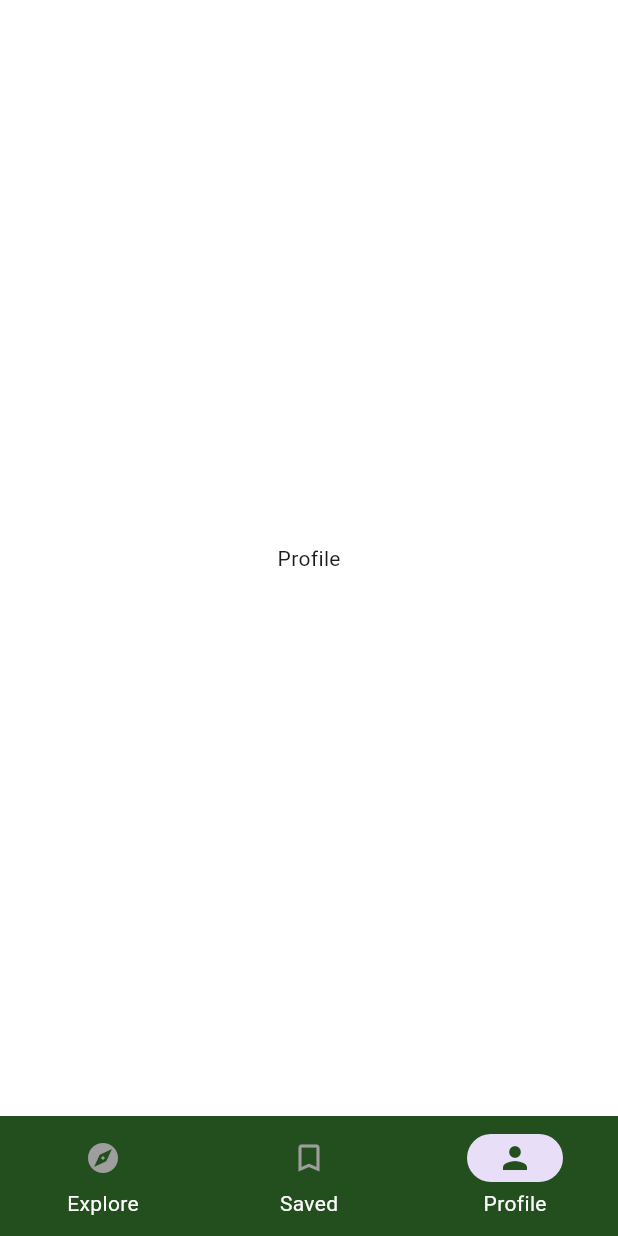
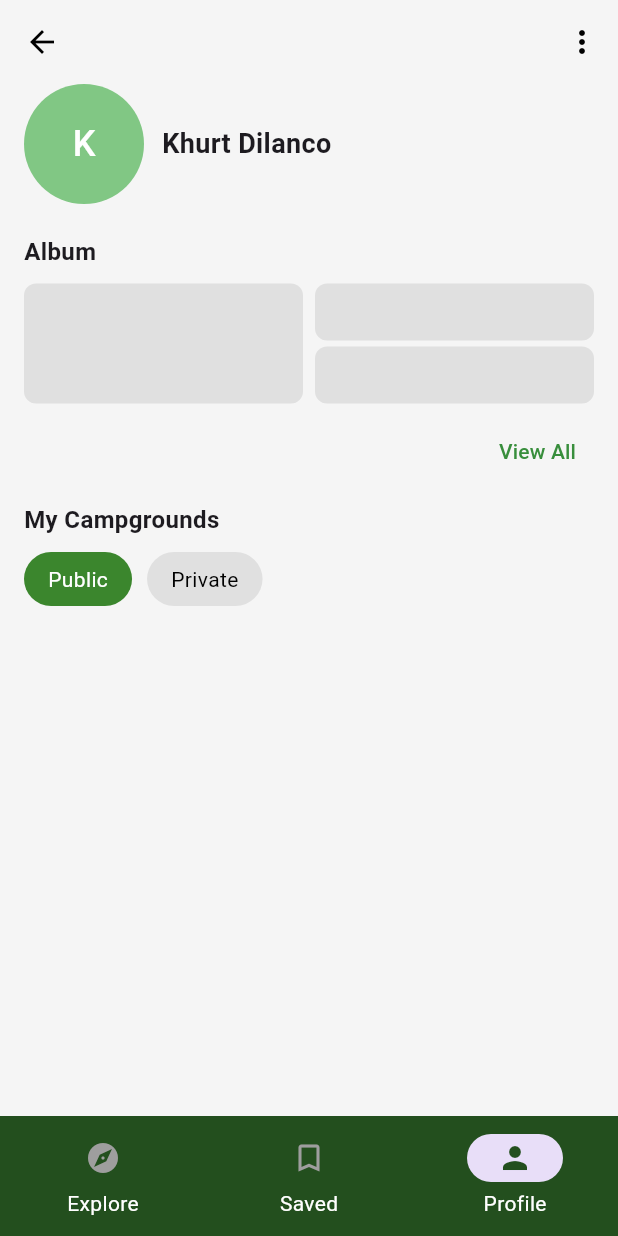
Before and after one commit to Solelii/CampPH, a Flutter app: the Homepage screen opened directly, item 3 of the bottom bar chosen, on a phone screen of 412 x 824 dp. Run offline on Flutter 3.47's test engine with Material 3 defaults, Android fonts, the phone set to English and light mode, and no system bars.

Commit message:
Added initial profile page

```diff
--- a/lib/screens/homepage.dart
+++ b/lib/screens/homepage.dart
@@ -12,7 +12,7 @@ class _HomepageState extends State<Homepage> {
   final screens = [
     Center(child: Text('Explore')),
     Center(child: Text('Saved')),
-    Center(child: Text('Profile')),
+    ProfilePage(),
   ];
 
   @override
@@ -53,3 +53,188 @@ class _HomepageState extends State<Homepage> {
     );
   }
 }
+
+class ProfilePage extends StatefulWidget {
+  const ProfilePage({super.key});
+
+  @override
+  State<ProfilePage> createState() => _ProfilePageState();
+}
+
+class _ProfilePageState extends State<ProfilePage> {
+  bool isPublic = true; // Toggle for Public/Private
+
+  @override
+  Widget build(BuildContext context) {
+    return Scaffold(
+      appBar: AppBar(
+        backgroundColor: Colors.transparent,
+        elevation: 0,
+        leading: IconButton(
+          icon: Icon(Icons.arrow_back, color: Colors.black),
+          onPressed: () {
+            Navigator.pop(context);
+          },
+        ),
+        actions: [
+          IconButton(
+            icon: Icon(Icons.more_vert, color: Colors.black),
+            onPressed: () {
+              // Add settings or menu functionality
+            },
+          ),
+        ],
+      ),
+      backgroundColor: Colors.grey[100],
+      body: Padding(
+        padding: const EdgeInsets.symmetric(horizontal: 16.0),
+        child: Column(
+          crossAxisAlignment: CrossAxisAlignment.start,
+          children: [
+            // Profile Picture and Name
+            Row(
+              children: [
+                CircleAvatar(
+                  radius: 40,
+                  backgroundColor: Colors.green[300], // Placeholder color
+                  child: Text(
+                    "K",
+                    style: TextStyle(fontSize: 24, color: Colors.white),
+                  ),
+                ),
+                SizedBox(width: 12), // Space between image and text
+                Column(
+                  crossAxisAlignment: CrossAxisAlignment.start,
+                  children: [
+                    Text(
+                      "Khurt Dilanco",
+                      style: TextStyle(
+                        fontSize: 18,
+                        fontWeight: FontWeight.bold,
+                      ),
+                    ),
+                  ],
+                ),
+              ],
+            ),
+            SizedBox(height: 20),
+
+            // Album Section
+            Text(
+              "Album",
+              style: TextStyle(fontSize: 16, fontWeight: FontWeight.bold),
+            ),
+            SizedBox(height: 10),
+
+            // Image Grid Layout
+            Row(
+              children: [
+                Expanded(
+                  child: Container(
+                    height: 80,
+                    decoration: BoxDecoration(
+                      color: Colors.grey[300],
+                      borderRadius: BorderRadius.circular(8),
+                    ),
+                  ),
+                ),
+                SizedBox(width: 8),
+                Expanded(
+                  child: Column(
+                    children: [
+                      Container(
+                        height: 38,
+                        decoration: BoxDecoration(
+                          color: Colors.grey[300],
+                          borderRadius: BorderRadius.circular(8),
+                        ),
+                      ),
+                      SizedBox(height: 4),
+                      Container(
+                        height: 38,
+                        decoration: BoxDecoration(
+                          color: Colors.grey[300],
+                          borderRadius: BorderRadius.circular(8),
+                        ),
+                      ),
+                    ],
+                  ),
+                ),
+              ],
+            ),
+            SizedBox(height: 8),
+
+            // View All Button
+            Align(
+              alignment: Alignment.centerRight,
+              child: TextButton(
+                onPressed: () {
+                  // Navigate to album page
+                },
+                child: Text(
+                  "View All",
+                  style: TextStyle(color: Colors.green[700]),
+                ),
+              ),
+            ),
+
+            // My Campgrounds Section
+            SizedBox(height: 10),
+            Text(
+              "My Campgrounds",
+              style: TextStyle(fontSize: 16, fontWeight: FontWeight.bold),
+            ),
+            SizedBox(height: 10),
+
+            // Toggle for Public / Private
+            Row(
+              children: [
+                GestureDetector(
+                  onTap: () {
+                    setState(() {
+                      isPublic = true;
+                    });
+                  },
+                  child: Container(
+                    padding: EdgeInsets.symmetric(horizontal: 16, vertical: 8),
+                    decoration: BoxDecoration(
+                      color: isPublic ? Color(0xFF3B862D) : Colors.grey[300],
+                      borderRadius: BorderRadius.circular(20),
+                    ),
+                    child: Text(
+                      "Public",
+                      style: TextStyle(
+                        color: isPublic ? Colors.white : Colors.black,
+                      ),
+                    ),
+                  ),
+                ),
+                SizedBox(width: 10),
+                GestureDetector(
+                  onTap: () {
+                    setState(() {
+                      isPublic = false;
+                    });
+                  },
+                  child: Container(
+                    padding: EdgeInsets.symmetric(horizontal: 16, vertical: 8),
+                    decoration: BoxDecoration(
+                      color: isPublic ? Colors.grey[300] : Color(0xFFEFAD42),
+                      borderRadius: BorderRadius.circular(20),
+                    ),
+                    child: Text(
+                      "Private",
+                      style: TextStyle(
+                        color: isPublic ? Colors.black : Colors.white,
+                      ),
+                    ),
+                  ),
+                ),
+              ],
+            ),
+          ],
+        ),
+      ),
+    );
+  }
+}
```
